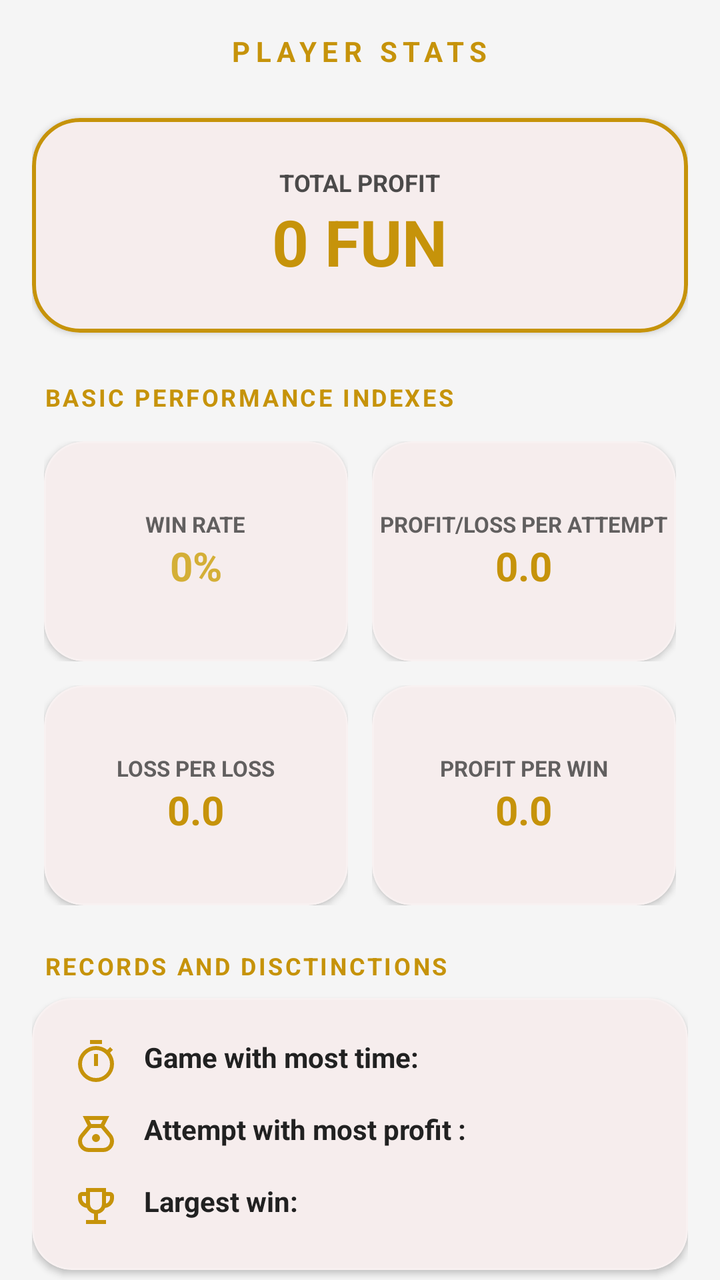
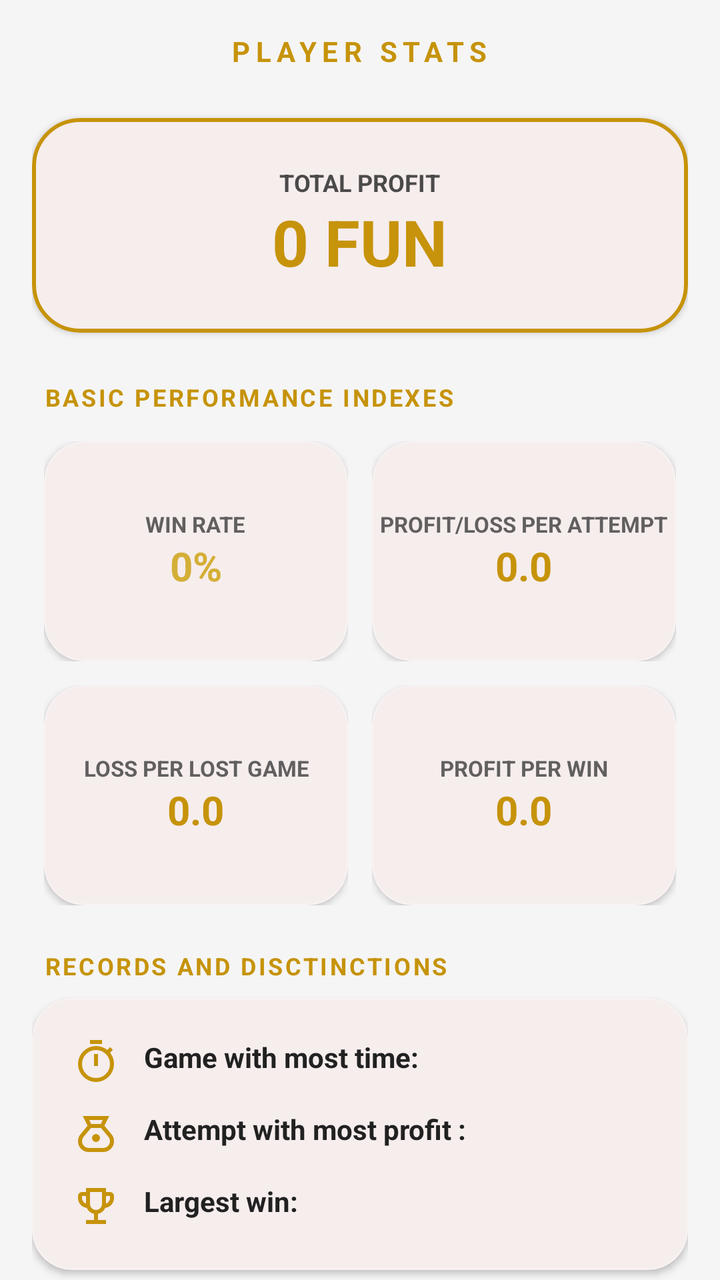

Two renders of the same Android screen: before a commit and after it. Below are the layout's source before the change and the commit's diff.
<!-- AndroidManifest.xml: application theme Theme.GoldenBet -->
<!-- res/layout/fragment_stats.xml -->
<?xml version="1.0" encoding="utf-8"?>
<androidx.core.widget.NestedScrollView
    xmlns:android="http://schemas.android.com/apk/res/android"
    xmlns:app="http://schemas.android.com/apk/res-auto"
    android:layout_width="match_parent"
    android:layout_height="match_parent"
    android:background="?attr/android:windowBackground"
    android:fillViewport="true">

    <LinearLayout
        android:layout_width="match_parent"
        android:layout_height="wrap_content"
        android:orientation="vertical"
        android:padding="16dp">

        <TextView
            android:layout_width="wrap_content"
            android:layout_height="wrap_content"
            android:layout_gravity="center"
            android:layout_marginBottom="24dp"
            android:letterSpacing="0.2"
            android:text="@string/stats_main_header"
            android:textColor="?attr/colorSecondary"
            android:textSize="14sp"
            android:textStyle="bold" />

        <com.google.android.material.card.MaterialCardView
            android:layout_width="match_parent"
            android:layout_height="wrap_content"
            app:cardCornerRadius="24dp"
            app:cardBackgroundColor="?attr/colorSurface"
            app:cardElevation="2dp"
            app:strokeWidth="2dp"
            app:strokeColor="?attr/colorSecondary"
            android:layout_marginBottom="24dp">

            <LinearLayout
                android:layout_width="match_parent"
                android:layout_height="wrap_content"
                android:orientation="vertical"
                android:padding="24dp"
                android:gravity="center">

                <TextView
                    android:layout_width="wrap_content"
                    android:layout_height="wrap_content"
                    android:alpha="0.8"
                    android:text="@string/stats_profit_header"
                    android:textColor="?attr/colorOnSurface"
                    android:textSize="12sp"
                    android:textStyle="bold" />
                <TextView
                    android:id="@+id/txtTotalProfit"
                    android:layout_width="wrap_content"
                    android:layout_height="wrap_content"
                    android:text="0 FUN"
                    android:textColor="?attr/colorSecondary"
                    android:textSize="32sp"
                    android:textStyle="bold" />
            </LinearLayout>
        </com.google.android.material.card.MaterialCardView>

        <TextView
            android:layout_width="wrap_content"
            android:layout_height="wrap_content"
            android:layout_marginStart="6dp"
            android:layout_marginBottom="8dp"
            android:letterSpacing="0.1"
            android:text="@string/stats_performance_indexes_header"
            android:textColor="?attr/colorSecondary"
            android:textSize="12sp"
            android:textStyle="bold" />

        <GridLayout
            android:layout_width="match_parent"
            android:layout_height="wrap_content"
            android:columnCount="2"
            android:rowCount="2"
            android:alignmentMode="alignMargins"
            android:layout_marginBottom="16dp">

            <FrameLayout android:layout_width="0dp" android:layout_height="wrap_content" android:layout_columnWeight="1" android:padding="6dp">
                <com.google.android.material.card.MaterialCardView
                    android:layout_width="match_parent" android:layout_height="110dp"
                    app:cardCornerRadius="20dp"
                    app:cardBackgroundColor="?attr/colorSurface"
                    app:cardElevation="2dp"
                    app:strokeWidth="1dp" app:strokeColor="#33FFFFFF">
                    <LinearLayout android:layout_width="match_parent" android:layout_height="match_parent" android:gravity="center" android:orientation="vertical">
                        <TextView
                            android:layout_width="wrap_content"
                            android:layout_height="wrap_content"
                            android:alpha="0.7"
                            android:text="@string/stats_win_rate_header"
                            android:textAllCaps="true"
                            android:textColor="?attr/colorOnSurface"
                            android:textSize="11sp"
                            android:textStyle="bold" />
                        <TextView android:id="@+id/txtWinRateValue" android:layout_width="wrap_content" android:layout_height="wrap_content" android:text="0%" android:textColor="#D4AF37" android:textSize="20sp" android:textStyle="bold" />
                    </LinearLayout>
                </com.google.android.material.card.MaterialCardView>
            </FrameLayout>

            <FrameLayout android:layout_width="0dp" android:layout_height="wrap_content" android:layout_columnWeight="1" android:padding="6dp">
                <com.google.android.material.card.MaterialCardView
                    android:layout_width="match_parent" android:layout_height="110dp"
                    app:cardCornerRadius="20dp"
                    app:cardBackgroundColor="?attr/colorSurface"
                    app:cardElevation="2dp"
                    app:strokeWidth="1dp" app:strokeColor="#33FFFFFF">
                    <LinearLayout android:layout_width="match_parent" android:layout_height="match_parent" android:gravity="center" android:orientation="vertical">
                        <TextView
                            android:layout_width="wrap_content"
                            android:layout_height="wrap_content"
                            android:alpha="0.7"
                            android:text="@string/stats_profit_per_attempt_header"
                            android:textAlignment="center"
                            android:textAllCaps="true"
                            android:textColor="?attr/colorOnSurface"
                            android:textSize="11sp"
                            android:textStyle="bold" />
                        <TextView android:id="@+id/txtProfitAttemptValue" android:layout_width="wrap_content" android:layout_height="wrap_content" android:text="0.0" android:textColor="?attr/colorSecondary" android:textSize="20sp" android:textStyle="bold" />
                    </LinearLayout>
                </com.google.android.material.card.MaterialCardView>
            </FrameLayout>

            <FrameLayout android:layout_width="0dp" android:layout_height="wrap_content" android:layout_columnWeight="1" android:padding="6dp">
                <com.google.android.material.card.MaterialCardView
                    android:layout_width="match_parent" android:layout_height="110dp"
                    app:cardCornerRadius="20dp"
                    app:cardBackgroundColor="?attr/colorSurface"
                    app:cardElevation="2dp"
                    app:strokeWidth="1dp" app:strokeColor="#33FFFFFF">
                    <LinearLayout android:layout_width="match_parent" android:layout_height="match_parent" android:gravity="center" android:orientation="vertical">
                        <TextView
                            android:layout_width="wrap_content"
                            android:layout_height="wrap_content"
                            android:alpha="0.7"
                            android:text="@string/stats_loss_per_loss"
                            android:textAllCaps="true"
                            android:textColor="?attr/colorOnSurface"
                            android:textSize="11sp"
                            android:textStyle="bold" />
                        <TextView android:id="@+id/txtLossPerLossValue" android:layout_width="wrap_content" android:layout_height="wrap_content" android:text="0.0" android:textColor="?attr/colorSecondary" android:textSize="20sp" android:textStyle="bold" />
                    </LinearLayout>
                </com.google.android.material.card.MaterialCardView>
            </FrameLayout>

            <FrameLayout android:layout_width="0dp" android:layout_height="wrap_content" android:layout_columnWeight="1" android:padding="6dp">
                <com.google.android.material.card.MaterialCardView
                    android:layout_width="match_parent" android:layout_height="110dp"
                    app:cardCornerRadius="20dp"
                    app:cardBackgroundColor="?attr/colorSurface"
                    app:cardElevation="2dp"
                    app:strokeWidth="1dp" app:strokeColor="#33FFFFFF">
                    <LinearLayout android:layout_width="match_parent" android:layout_height="match_parent" android:gravity="center" android:orientation="vertical">
                        <TextView
                            android:layout_width="wrap_content"
                            android:layout_height="wrap_content"
                            android:alpha="0.7"
                            android:text="@string/stats_profit_per_win"
                            android:textAllCaps="true"
                            android:textColor="?attr/colorOnSurface"
                            android:textSize="11sp"
                            android:textStyle="bold" />
                        <TextView android:id="@+id/txtProfitPerWinValue" android:layout_width="wrap_content" android:layout_height="wrap_content" android:text="0.0" android:textColor="?attr/colorSecondary" android:textSize="20sp" android:textStyle="bold" />
                    </LinearLayout>
                </com.google.android.material.card.MaterialCardView>
            </FrameLayout>
        </GridLayout>

        <TextView
            android:layout_width="wrap_content"
            android:layout_height="wrap_content"
            android:layout_marginStart="6dp"
            android:layout_marginBottom="8dp"
            android:letterSpacing="0.1"
            android:text="@string/stats_records_header"
            android:textColor="?attr/colorSecondary"
            android:textSize="12sp"
            android:textStyle="bold" />

        <com.google.android.material.card.MaterialCardView
            android:layout_width="match_parent"
            android:layout_height="wrap_content"
            android:layout_marginBottom="24dp"
            app:cardCornerRadius="20dp"
            app:cardBackgroundColor="?attr/colorSurface"
            app:cardElevation="2dp"
            app:strokeWidth="1dp"
            app:strokeColor="#33FFFFFF">
            <LinearLayout
                android:layout_width="match_parent"
                android:layout_height="wrap_content"
                android:orientation="vertical"
                android:padding="20dp">
                <TextView
                    android:id="@+id/txtMostTime"
                    android:layout_width="match_parent"
                    android:layout_height="wrap_content"
                    android:layout_marginBottom="12dp"
                    android:drawableStart="@drawable/ic_timer"
                    android:drawablePadding="12dp"
                    android:drawableTint="?attr/colorSecondary"
                    android:text="@string/stats_most_time"
                    android:textColor="?attr/colorOnSurface"
                    android:textStyle="bold" />
                <TextView
                    android:id="@+id/txtMostFun"
                    android:layout_width="match_parent"
                    android:layout_height="wrap_content"
                    android:layout_marginBottom="12dp"
                    android:drawableStart="@drawable/ic_money_bag"
                    android:drawablePadding="12dp"
                    android:drawableTint="?attr/colorSecondary"
                    android:text="@string/stats_most_fun"
                    android:textColor="?attr/colorOnSurface"
                    android:textStyle="bold" />
                <TextView
                    android:id="@+id/txtBiggestWinRecord"
                    android:layout_width="match_parent"
                    android:layout_height="wrap_content"
                    android:drawableStart="@drawable/ic_trophy"
                    android:drawablePadding="12dp"
                    android:drawableTint="?attr/colorSecondary"
                    android:text="@string/stats_biggest_win"
                    android:textColor="?attr/colorOnSurface"
                    android:textStyle="bold" />
            </LinearLayout>
        </com.google.android.material.card.MaterialCardView>

        <TextView
            android:layout_width="wrap_content"
            android:layout_height="wrap_content"
            android:layout_marginStart="6dp"
            android:layout_marginBottom="16dp"
            android:letterSpacing="0.1"
            android:text="@string/stats_weekly_activity_header"
            android:textColor="?attr/colorSecondary"
            android:textSize="12sp"
            android:textStyle="bold" />

        <com.google.android.material.card.MaterialCardView
            android:layout_width="match_parent"
            android:layout_height="280dp"
            app:cardCornerRadius="20dp"
            app:cardElevation="2dp"
            app:cardBackgroundColor="?attr/colorSurface"
            app:strokeWidth="1dp"
            app:strokeColor="#22FFFFFF">

            <LinearLayout
                android:layout_width="match_parent"
                android:layout_height="match_parent"
                android:orientation="horizontal"
                android:padding="16dp">

                <LinearLayout
                    android:layout_width="match_parent"
                    android:layout_height="match_parent"
                    android:orientation="horizontal"
                    android:gravity="bottom">

                    <LinearLayout android:layout_width="0dp" android:layout_height="match_parent" android:layout_weight="1" android:orientation="vertical" android:gravity="bottom|center_horizontal">
                        <TextView android:id="@+id/txtLabelMon" android:layout_width="wrap_content" android:layout_height="wrap_content" android:textSize="8sp" android:textColor="?attr/colorOnSurface" android:text="+0" />
                        <View android:id="@+id/barMon" android:layout_width="match_parent" android:layout_height="4dp" android:layout_marginHorizontal="4dp" android:background="#D4AF37" />
                        <TextView android:layout_width="wrap_content" android:layout_height="wrap_content" android:text="M" android:textColor="?attr/colorSecondary" android:textSize="10sp" android:layout_marginTop="4dp" />
                    </LinearLayout>

                    <LinearLayout android:layout_width="0dp" android:layout_height="match_parent" android:layout_weight="1" android:orientation="vertical" android:gravity="bottom|center_horizontal">
                        <TextView android:id="@+id/txtLabelTue" android:layout_width="wrap_content" android:layout_height="wrap_content" android:textSize="8sp" android:textColor="?attr/colorOnSurface" android:text="+0" />
                        <View android:id="@+id/barTue" android:layout_width="match_parent" android:layout_height="4dp" android:layout_marginHorizontal="4dp" android:background="#D4AF37" />
                        <TextView android:layout_width="wrap_content" android:layout_height="wrap_content" android:text="T" android:textColor="?attr/colorSecondary" android:textSize="10sp" android:layout_marginTop="4dp" />
                    </LinearLayout>

                    <LinearLayout android:layout_width="0dp" android:layout_height="match_parent" android:layout_weight="1" android:orientation="vertical" android:gravity="bottom|center_horizontal">
                        <TextView android:id="@+id/txtLabelWed" android:layout_width="wrap_content" android:layout_height="wrap_content" android:textSize="8sp" android:textColor="?attr/colorOnSurface" android:text="+0" />
                        <View android:id="@+id/barWed" android:layout_width="match_parent" android:layout_height="4dp" android:layout_marginHorizontal="4dp" android:background="#D4AF37" />
                        <TextView android:layout_width="wrap_content" android:layout_height="wrap_content" android:text="W" android:textColor="?attr/colorSecondary" android:textSize="10sp" android:layout_marginTop="4dp" />
                    </LinearLayout>

                    <LinearLayout android:layout_width="0dp" android:layout_height="match_parent" android:layout_weight="1" android:orientation="vertical" android:gravity="bottom|center_horizontal">
                        <TextView android:id="@+id/txtLabelThu" android:layout_width="wrap_content" android:layout_height="wrap_content" android:textSize="8sp" android:textColor="?attr/colorOnSurface" android:text="+0" />
                        <View android:id="@+id/barThu" android:layout_width="match_parent" android:layout_height="4dp" android:layout_marginHorizontal="4dp" android:background="#D4AF37" />
                        <TextView android:layout_width="wrap_content" android:layout_height="wrap_content" android:text="T" android:textColor="?attr/colorSecondary" android:textSize="10sp" android:layout_marginTop="4dp" />
                    </LinearLayout>

                    <LinearLayout android:layout_width="0dp" android:layout_height="match_parent" android:layout_weight="1" android:orientation="vertical" android:gravity="bottom|center_horizontal">
                        <TextView android:id="@+id/txtLabelFri" android:layout_width="wrap_content" android:layout_height="wrap_content" android:textSize="8sp" android:textColor="?attr/colorOnSurface" android:text="+0" />
                        <View android:id="@+id/barFri" android:layout_width="match_parent" android:layout_height="4dp" android:layout_marginHorizontal="4dp" android:background="#D4AF37" />
                        <TextView android:layout_width="wrap_content" android:layout_height="wrap_content" android:text="F" android:textColor="?attr/colorSecondary" android:textSize="10sp" android:layout_marginTop="4dp" />
                    </LinearLayout>

                    <LinearLayout android:layout_width="0dp" android:layout_height="match_parent" android:layout_weight="1" android:orientation="vertical" android:gravity="bottom|center_horizontal">
                        <TextView android:id="@+id/txtLabelSat" android:layout_width="wrap_content" android:layout_height="wrap_content" android:textSize="8sp" android:textColor="?attr/colorOnSurface" android:text="+0" />
                        <View android:id="@+id/barSat" android:layout_width="match_parent" android:layout_height="4dp" android:layout_marginHorizontal="4dp" android:background="#D4AF37" />
                        <TextView android:layout_width="wrap_content" android:layout_height="wrap_content" android:text="S" android:textColor="?attr/colorSecondary" android:textSize="10sp" android:layout_marginTop="4dp" />
                    </LinearLayout>

                    <LinearLayout android:layout_width="0dp" android:layout_height="match_parent" android:layout_weight="1" android:orientation="vertical" android:gravity="bottom|center_horizontal">
                        <TextView android:id="@+id/txtLabelSun" android:layout_width="wrap_content" android:layout_height="wrap_content" android:textSize="8sp" android:textColor="?attr/colorOnSurface" android:text="+0" />
                        <View android:id="@+id/barSun" android:layout_width="match_parent" android:layout_height="4dp" android:layout_marginHorizontal="4dp" android:background="#D4AF37" />
                        <TextView android:layout_width="wrap_content" android:layout_height="wrap_content" android:text="S" android:textColor="?attr/colorSecondary" android:textSize="10sp" android:layout_marginTop="4dp" />
                    </LinearLayout>

                </LinearLayout>
            </LinearLayout>
        </com.google.android.material.card.MaterialCardView>

    </LinearLayout>
</androidx.core.widget.NestedScrollView>
<!-- resources referenced by this layout -->
<resources>
  <!-- drawable ic_money_bag (drawable) -->
  <vector xmlns:android="http://schemas.android.com/apk/res/android"
      android:width="24dp"
      android:height="24dp"
      android:viewportWidth="960"
      android:viewportHeight="960"
      android:tint="?attr/colorControlNormal">
    <path
        android:fillColor="@android:color/white"
        android:pathData="M336,840Q245,840 182.5,777.5Q120,715 120,624Q120,586 133,550Q146,514 170,485L312,314L215,120L745,120L648,314L790,485Q814,514 827,550Q840,586 840,624Q840,715 777,777.5Q714,840 624,840L336,840ZM480,640Q447,640 423.5,616.5Q400,593 400,560Q400,527 423.5,503.5Q447,480 480,480Q513,480 536.5,503.5Q560,527 560,560Q560,593 536.5,616.5Q513,640 480,640ZM385,280L575,280L615,200L345,200L385,280ZM336,760L624,760Q681,760 720.5,720.5Q760,681 760,624Q760,600 751.5,577.5Q743,555 728,537L581,360L380,360L232,536Q217,554 208.5,577Q200,600 200,624Q200,681 239.5,720.5Q279,760 336,760Z"/>
  </vector>
  <!-- drawable ic_trophy (drawable) -->
  <vector xmlns:android="http://schemas.android.com/apk/res/android"
      android:width="24dp"
      android:height="24dp"
      android:viewportWidth="960"
      android:viewportHeight="960"
      android:tint="?attr/colorControlNormal">
    <path
        android:fillColor="@android:color/white"
        android:pathData="M280,840L280,760L440,760L440,636Q391,625 352.5,594.5Q314,564 296,518Q221,509 170.5,452.5Q120,396 120,320L120,280Q120,247 143.5,223.5Q167,200 200,200L280,200L280,120L680,120L680,200L760,200Q793,200 816.5,223.5Q840,247 840,280L840,320Q840,396 789.5,452.5Q739,509 664,518Q646,564 607.5,594.5Q569,625 520,636L520,760L680,760L680,840L280,840ZM280,432L280,280L200,280L200,320Q200,358 222,388.5Q244,419 280,432ZM565,525Q600,490 600,440L600,200L360,200L360,440Q360,490 395,525Q430,560 480,560Q530,560 565,525ZM680,432Q716,419 738,388.5Q760,358 760,320L760,280L680,280L680,432ZM480,380Q480,380 480,380L480,380L480,380L480,380Q480,380 480,380Q480,380 480,380Q480,380 480,380Z"/>
  </vector>
  <string name="stats_biggest_win">Largest win: </string>
  <string name="stats_loss_per_loss">LOSS PER LOSS</string>
  <string name="stats_main_header">PLAYER STATS</string>
  <string name="stats_most_fun">Attempt with most profit :</string>
  <string name="stats_most_time">Game with most time:</string>
  <string name="stats_performance_indexes_header">BASIC PERFORMANCE INDEXES</string>
  <string name="stats_profit_header">TOTAL PROFIT</string>
  <string name="stats_profit_per_attempt_header">PROFIT/LOSS PER ATTEMPT</string>
  <string name="stats_profit_per_win">PROFIT PER WIN</string>
  <string name="stats_records_header">RECORDS AND DISCTINCTIONS</string>
  <string name="stats_weekly_activity_header">WEEKKLY ACTIVITY</string>
  <string name="stats_win_rate_header">WIN RATE</string>
  <style name="Theme.GoldenBet" parent="Base.Theme.GoldenBet" />
  <style name="Base.Theme.GoldenBet" parent="Theme.Material3.DayNight.NoActionBar">
          <item name="android:windowBackground">@color/bg_light</item>
  
          <item name="colorSurface">@color/card_light</item>
  
          <item name="colorOnSurface">@color/text_dark</item>
  
          <item name="colorPrimary">@color/luxury_red</item>
  
          <item name="android:statusBarColor">@color/bg_light</item>
          <item name="android:windowLightStatusBar">true</item>
          <item name="colorSurfaceVariant">@color/input_bg_light</item>
          <item name="colorSecondary">@color/gold_classic</item>
          <item name="colorFilterActive">@color/filter_active_light</item>
          <item name="colorFilterUnselected">@color/filter_bg_unselected_light</item>
  
      </style>
  <color name="bg_light">#F5F5F5</color>
  <color name="card_light">#FFFFFF</color>
  <color name="text_dark">#212121</color>
  <color name="luxury_red">#8B0000</color>
  <color name="input_bg_light">#EBEBEB</color>
  <color name="gold_classic">#C6930A</color>
  <color name="filter_active_light">#D4AF37</color>
  <color name="filter_bg_unselected_light">#E0E0E0</color>
  <!-- unchanged entries left out for length: 1 -->
</resources>

<!-- the commit's change to res/layout/fragment_stats.xml (unified diff, before → after) -->
@@ -109,6 +109,7 @@
                     app:cardElevation="2dp"
                     app:strokeWidth="1dp" app:strokeColor="#33FFFFFF">
                     <LinearLayout android:layout_width="match_parent" android:layout_height="match_parent" android:gravity="center" android:orientation="vertical">
+
                         <TextView
                             android:layout_width="wrap_content"
                             android:layout_height="wrap_content"
@@ -132,11 +133,13 @@
                     app:cardElevation="2dp"
                     app:strokeWidth="1dp" app:strokeColor="#33FFFFFF">
                     <LinearLayout android:layout_width="match_parent" android:layout_height="match_parent" android:gravity="center" android:orientation="vertical">
+
                         <TextView
                             android:layout_width="wrap_content"
                             android:layout_height="wrap_content"
                             android:alpha="0.7"
                             android:text="@string/stats_loss_per_loss"
+                            android:textAlignment="center"
                             android:textAllCaps="true"
                             android:textColor="?attr/colorOnSurface"
                             android:textSize="11sp"
<!-- resource entries referenced after the edit -->
@@ -23,7 +23,7 @@
         android:pathData="M280,840L280,760L440,760L440,636Q391,625 352.5,594.5Q314,564 296,518Q221,509 170.5,452.5Q120,396 120,320L120,280Q120,247 143.5,223.5Q167,200 200,200L280,200L280,120L680,120L680,200L760,200Q793,200 816.5,223.5Q840,247 840,280L840,320Q840,396 789.5,452.5Q739,509 664,518Q646,564 607.5,594.5Q569,625 520,636L520,760L680,760L680,840L280,840ZM280,432L280,280L200,280L200,320Q200,358 222,388.5Q244,419 280,432ZM565,525Q600,490 600,440L600,200L360,200L360,440Q360,490 395,525Q430,560 480,560Q530,560 565,525ZM680,432Q716,419 738,388.5Q760,358 760,320L760,280L680,280L680,432ZM480,380Q480,380 480,380L480,380L480,380L480,380Q480,380 480,380Q480,380 480,380Q480,380 480,380Z"/>
   </vector>
   <string name="stats_biggest_win">Largest win: </string>
-  <string name="stats_loss_per_loss">LOSS PER LOSS</string>
+  <string name="stats_loss_per_loss">LOSS PER LOST GAME</string>
   <string name="stats_main_header">PLAYER STATS</string>
   <string name="stats_most_fun">Attempt with most profit :</string>
   <string name="stats_most_time">Game with most time:</string>
